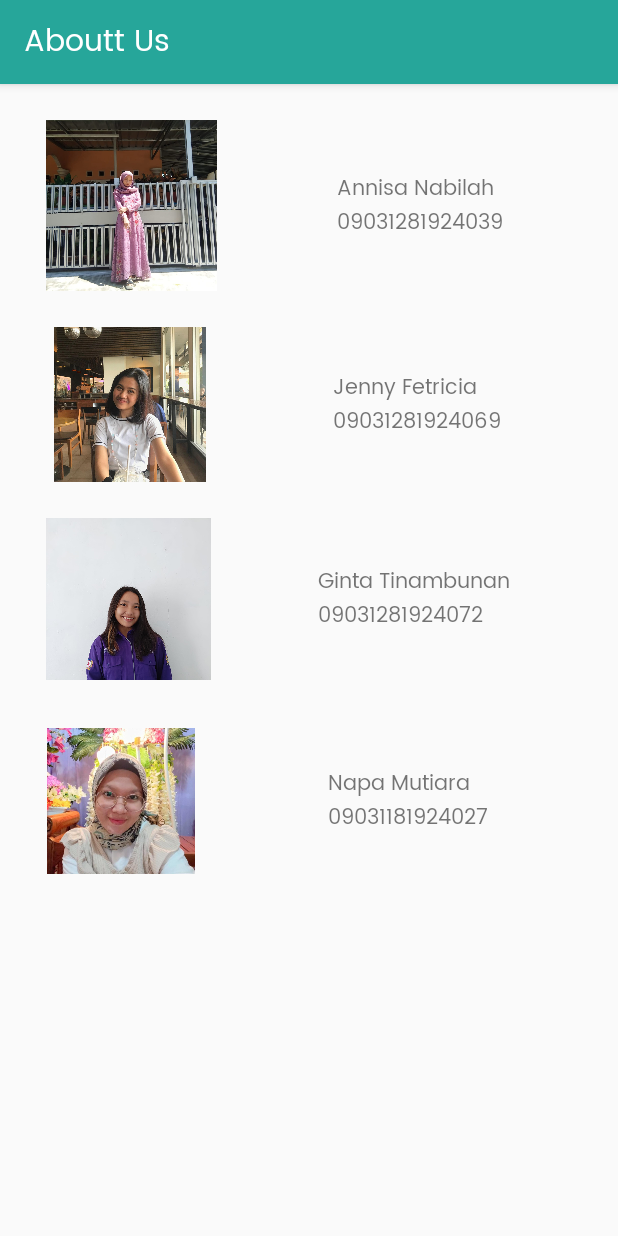
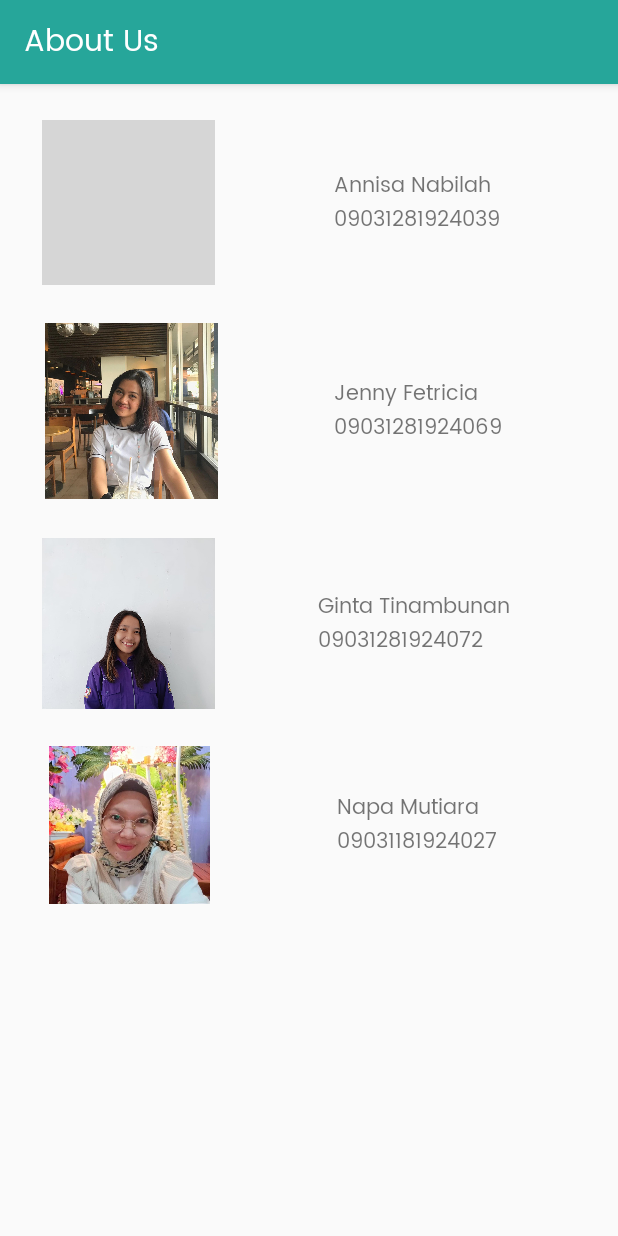
Before and after one commit to annsbilaa/HelloWorld-, an Android app: the Profile screen opened directly, with no data from a screen before it, on a phone screen of 412 x 824 dp. Run offline under Robolectric (Android 15) with nearby library versions, the phone set to English and light mode, and no system bars; grey boxes are pictures that could not be loaded.

Commit message:
ubah profil

```diff
--- a/app/src/main/java/com/example/helloworld/activities/Profile.java
+++ b/app/src/main/java/com/example/helloworld/activities/Profile.java
@@ -1,6 +1,5 @@
 package com.example.helloworld.activities;
 
-import android.app.Activity;
 import android.os.Bundle;
 
 import androidx.appcompat.app.ActionBar;
@@ -14,7 +13,7 @@ public class Profile extends AppCompatActivity {
         setContentView(R.layout.activity_profile);
 
         ActionBar actionBar = getSupportActionBar();
-        actionBar.setTitle("Aboutt Us");
+        actionBar.setTitle("About Us");
 
     }
 }
--- a/app/src/main/res/layout/activity_profile.xml
+++ b/app/src/main/res/layout/activity_profile.xml
@@ -8,8 +8,8 @@
 
     <ImageView
         android:id="@+id/imageView"
-        android:layout_width="119dp"
-        android:layout_height="114dp"
+        android:layout_width="115dp"
+        android:layout_height="110dp"
         android:layout_marginTop="24dp"
         app:layout_constraintEnd_toEndOf="parent"
         app:layout_constraintHorizontal_bias="0.095"
@@ -19,8 +19,8 @@
 
     <ImageView
         android:id="@+id/imageView2"
-        android:layout_width="113dp"
-        android:layout_height="103dp"
+        android:layout_width="115dp"
+        android:layout_height="120dp"
         android:layout_marginTop="24dp"
         app:layout_constraintEnd_toEndOf="parent"
         app:layout_constraintHorizontal_bias="0.1"
@@ -31,7 +31,7 @@
     <ImageView
         android:id="@+id/imageView3"
         android:layout_width="115dp"
-        android:layout_height="108dp"
+        android:layout_height="115dp"
         android:layout_marginTop="24dp"
         app:layout_constraintEnd_toEndOf="parent"
         app:layout_constraintHorizontal_bias="0.094"
@@ -41,9 +41,9 @@
 
     <ImageView
         android:id="@+id/imageView4"
-        android:layout_width="101dp"
-        android:layout_height="97dp"
-        android:layout_marginTop="32dp"
+        android:layout_width="115dp"
+        android:layout_height="105dp"
+        android:layout_marginTop="24dp"
         app:layout_constraintEnd_toEndOf="parent"
         app:layout_constraintHorizontal_bias="0.096"
         app:layout_constraintStart_toStartOf="parent"
```
Also changed, not shown: app/src/main/res/drawable/anabil.jpeg (deleted).
